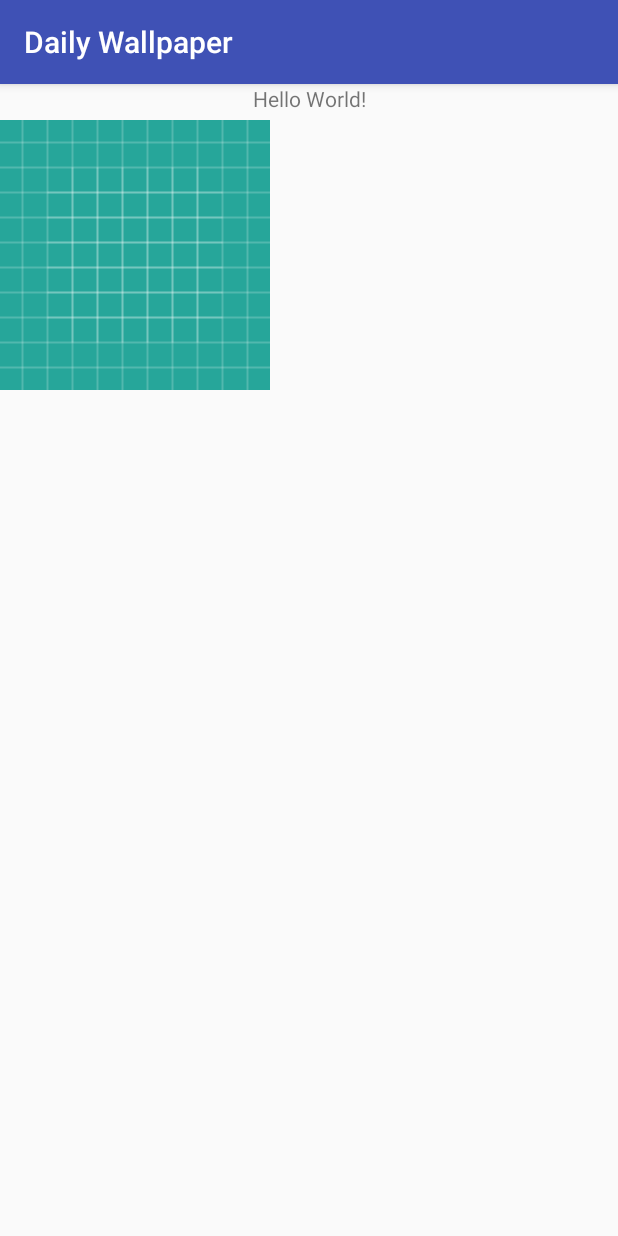
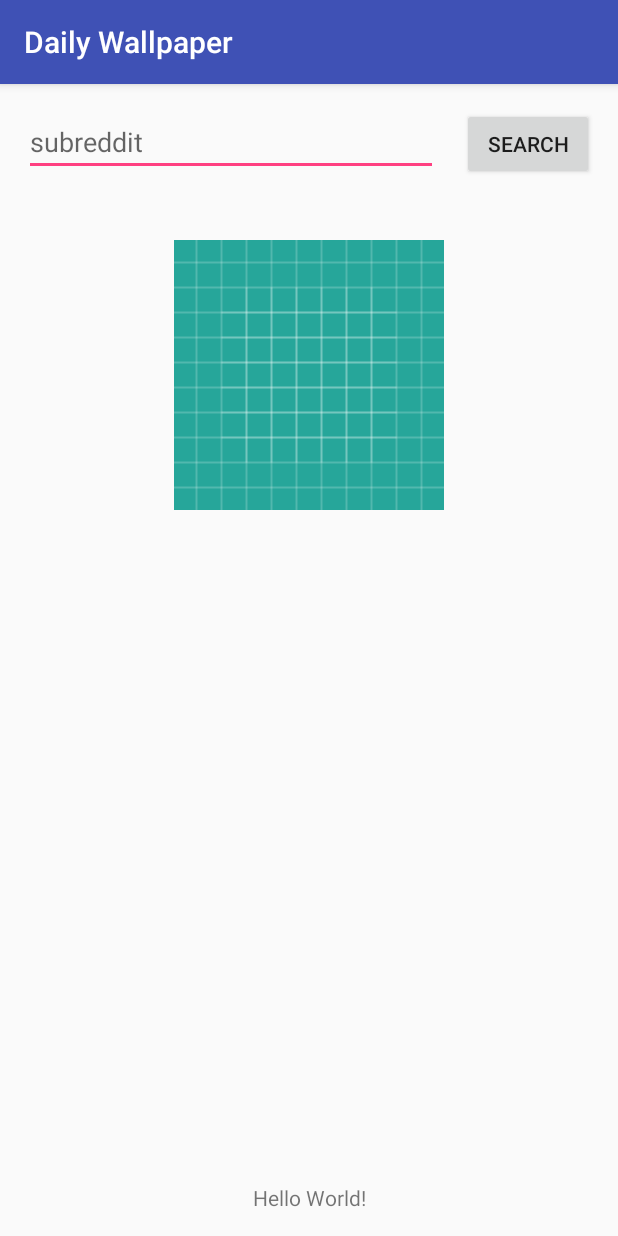
Before and after one commit to robertTheHub/DailyWallpaper, an Android app: the screen it shows after launch (MainActivity), on a phone screen of 412 x 824 dp. Run offline under Robolectric (Android 15) with nearby library versions, the phone set to English and light mode, and no system bars; our stand-ins replace Volley; network calls fail.

Commit message:
Made the subreddit modular with input via text field with hardcoded default

```diff
--- a/app/src/main/java/com/example/root/dailywallpaper/MainActivity.java
+++ b/app/src/main/java/com/example/root/dailywallpaper/MainActivity.java
@@ -7,8 +7,12 @@ import android.graphics.BitmapFactory;
 import android.os.AsyncTask;
 import android.support.v7.app.AppCompatActivity;
 import android.os.Bundle;
+import android.view.View;
+import android.widget.Button;
+import android.widget.EditText;
 import android.widget.ImageView;
 import android.widget.TextView;
+import android.widget.Toast;
 
 import com.android.volley.Request;
 import com.android.volley.Response;
@@ -27,51 +31,9 @@ import java.net.HttpURLConnection;
 public class MainActivity extends AppCompatActivity {
     TextView mTextView;
     ImageView mView;
+    EditText mEditText;
+    Button mButton;
 
-    @Override
-    protected void onCreate(Bundle savedInstanceState) {
-        super.onCreate(savedInstanceState);
-        setContentView(R.layout.activity_main);
-        mTextView = (TextView) findViewById(R.id.text1);
-        mView = (ImageView) findViewById(R.id.imageView1);
-        String url = "https://www.reddit.com/r/iphonewallpapers/top/.json";
-
-        JsonObjectRequest jsonRequest = new JsonObjectRequest
-                (Request.Method.GET, url, null, new Response.Listener<JSONObject>() {
-                    @Override
-                    public void onResponse(JSONObject response) {
-                        // the response is already constructed as a JSONObject!
-                        try {
-                            JSONArray kids = response.getJSONObject("data").getJSONArray("children");
-                            int num_kids = kids.length();
-                            String[] urls = new String[num_kids];
-                            for(int i =0; i<num_kids; i++) {
-                                response = kids.getJSONObject(i).getJSONObject("data");
-                                if (response.getString("post_hint").equals("image")) {
-                                    urls[i] = response.getString("url");
-                                }
-                            }
-                            mTextView.setText(urls[0]);
-                            new DownloadImage().execute(urls);
-                        } catch (JSONException e) {
-                            e.printStackTrace();
-                        }
-                    }
-                }, new Response.ErrorListener // Cannot resolve symbol ErrorListener
-                        () {
-
-                    @Override
-                    public void onErrorResponse(VolleyError error) {
-                        error.printStackTrace();
-                    }
-                });
-
-        Volley.newRequestQueue(this).add(jsonRequest);
-
-
-
-
-    }
     // DownloadImage AsyncTask
     private class DownloadImage extends AsyncTask<String, Void, Bitmap> {
 
@@ -95,9 +57,67 @@ public class MainActivity extends AppCompatActivity {
             try {
                 WallpaperManager.getInstance(getApplicationContext()).setBitmap(result);
             } catch (IOException e) {
-                // TODO Auto-generated catch block
+                // TODO Better Handle Errors
                 e.printStackTrace();
             }
+        }
     }
+
+    //Will get the top 25 posts from a subreddit, creating an array of urls
+    private void queryReddit(String subreddit){
+        subreddit = subreddit.replaceAll("\\s","");
+        if(subreddit.equalsIgnoreCase("")){
+            subreddit = "iphonewallpapers";
+        }
+        String url = "https://www.reddit.com/r/" + subreddit + "/top/.json";
+        JsonObjectRequest jsonRequest = new JsonObjectRequest
+                (Request.Method.GET, url, null, new Response.Listener<JSONObject>() {
+                    @Override
+                    public void onResponse(JSONObject response) {
+                        try {
+                            //Uses the response and checks if data is returned
+                            int num_kids = response.getJSONObject("data").getInt("dist");
+                            if (num_kids > 0){
+                                JSONArray kids = response.getJSONObject("data").getJSONArray("children");
+                                String[] urls = new String[num_kids];
+                                for(int i =0; i<num_kids; i++) {
+                                    response = kids.getJSONObject(i).getJSONObject("data");
+                                    if (response.getString("post_hint").equals("image")) {
+                                        urls[i] = response.getString("url");
+                                    }
+                                }
+                                mTextView.setText(urls[0]);
+                                new DownloadImage().execute(urls);
+                            } else {
+                                Toast.makeText(getApplicationContext(), R.string.subreddit_error, Toast.LENGTH_SHORT).show();
+                            }
+
+                        } catch (JSONException e) {
+                            e.printStackTrace(); //TODO Better handle errors
+                        }
+                    }
+                }, new Response.ErrorListener() {
+                    @Override
+                    public void onErrorResponse(VolleyError error) {
+                        error.printStackTrace();
+                    }
+                });
+
+        Volley.newRequestQueue(this).add(jsonRequest);
     }
+
+    @Override
+    protected void onCreate(Bundle savedInstanceState) {
+        super.onCreate(savedInstanceState);
+        setContentView(R.layout.activity_main);
+        mTextView = (TextView) findViewById(R.id.text1);
+        mView = (ImageView) findViewById(R.id.imageView1);
+        mEditText = (EditText) findViewById(R.id.editText);
+        mButton = findViewById(R.id.button);
+        queryReddit("");
+
+    }
+        public void buttonClick(View v) {
+            queryReddit(mEditText.getText().toString());
+        }
 }
--- a/app/src/main/res/layout/activity_main.xml
+++ b/app/src/main/res/layout/activity_main.xml
@@ -9,18 +9,50 @@
     <TextView
         android:id="@+id/text1"
         android:layout_width="wrap_content"
-        android:layout_height="wrap_content"
+        android:layout_height="0dp"
+        android:layout_marginBottom="16dp"
+        android:layout_marginEnd="8dp"
+        android:layout_marginStart="8dp"
         android:text="Hello World!"
-        app:layout_constraintLeft_toLeftOf="parent"
-        app:layout_constraintRight_toRightOf="parent"
-        app:layout_constraintTop_toTopOf="parent" />
+        app:layout_constraintBottom_toBottomOf="parent"
+        app:layout_constraintEnd_toEndOf="parent"
+        app:layout_constraintStart_toStartOf="parent" />
 
     <ImageView
         android:id="@+id/imageView1"
         android:layout_width="180dp"
         android:layout_height="228dp"
-        app:srcCompat="@drawable/ic_launcher_background"
-        tools:layout_editor_absoluteX="102dp"
-        tools:layout_editor_absoluteY="113dp" />
+        android:layout_marginEnd="16dp"
+        android:layout_marginStart="16dp"
+        android:layout_marginTop="16dp"
+        android:contentDescription="@string/image_content"
+        app:layout_constraintEnd_toEndOf="parent"
+        app:layout_constraintStart_toStartOf="parent"
+        app:layout_constraintTop_toBottomOf="@+id/button"
+        app:srcCompat="@drawable/ic_launcher_background" />
+
+    <EditText
+        android:id="@+id/editText"
+        android:layout_width="0dp"
+        android:layout_height="wrap_content"
+        android:layout_marginEnd="16dp"
+        android:layout_marginStart="16dp"
+        android:layout_marginTop="16dp"
+        android:ems="10"
+        android:hint="@string/subreddit_hint"
+        android:inputType="text"
+        app:layout_constraintEnd_toStartOf="@+id/button"
+        app:layout_constraintStart_toStartOf="parent"
+        app:layout_constraintTop_toTopOf="parent" />
+
+    <Button
+        android:id="@+id/button"
+        android:layout_width="wrap_content"
+        android:layout_height="wrap_content"
+        android:layout_marginEnd="16dp"
+        android:onClick="buttonClick"
+        android:text="@string/search"
+        app:layout_constraintBaseline_toBaselineOf="@+id/editText"
+        app:layout_constraintEnd_toEndOf="parent" />
 
 </android.support.constraint.ConstraintLayout>
--- a/app/src/main/res/values/strings.xml
+++ b/app/src/main/res/values/strings.xml
@@ -1,3 +1,7 @@
 <resources>
     <string name="app_name">Daily Wallpaper</string>
+    <string name="subreddit_error">Either there are no posts or that subreddit doesn\'t exist</string>
+    <string name="subreddit_hint">subreddit</string>
+    <string name="search">Search</string>
+    <string name="image_content">TOp Image from Subreddit</string>
 </resources>
```
